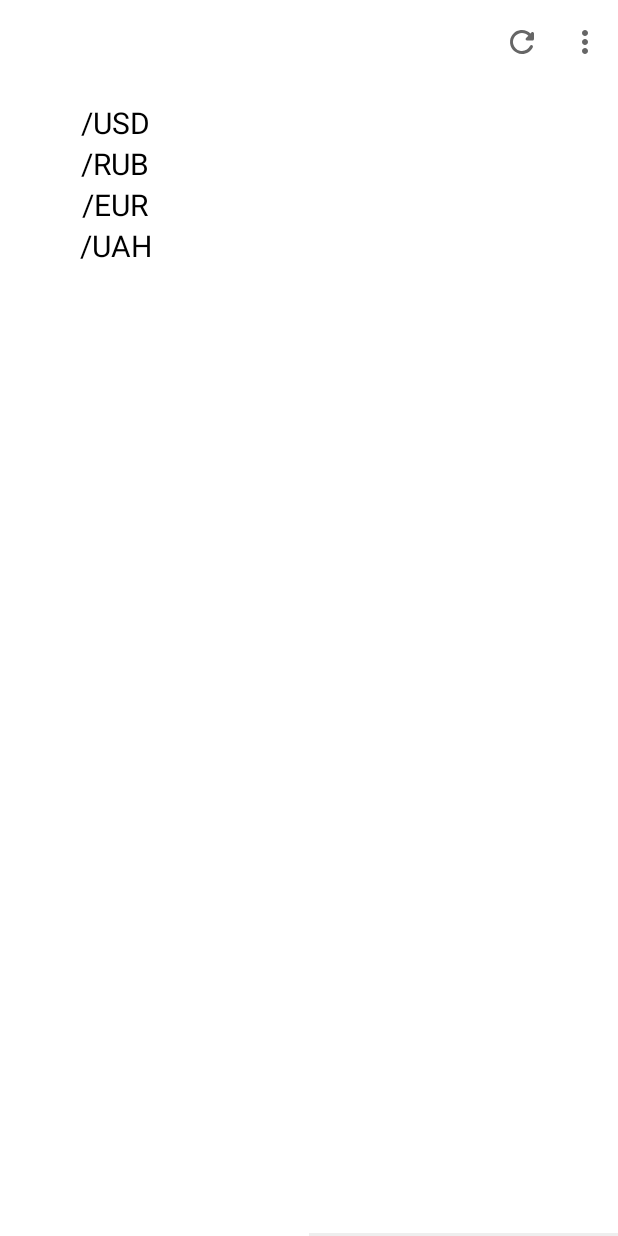
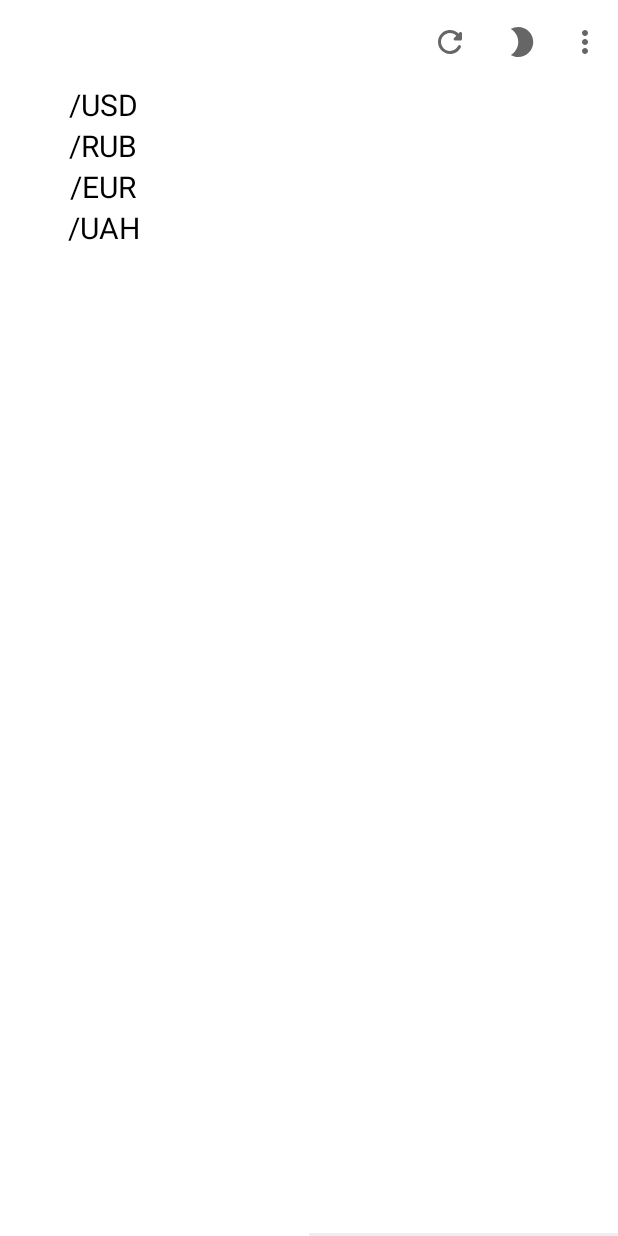
Before and after one commit to cloy123/CryptoState, an Android app: the screen it shows after launch (MainActivity), item 2 of the bottom bar chosen, on a phone screen of 412 x 824 dp. Run offline under Robolectric (Android 15) with nearby library versions, the phone set to English and light mode, and no system bars; 15 statements that could not run were skipped.

Commit message:
добавил кнопку смены темы

```diff
--- a/app/src/main/AndroidManifest.xml
+++ b/app/src/main/AndroidManifest.xml
@@ -5,7 +5,7 @@
     <uses-permission android:name="android.permission.INTERNET"/>
 
     <application
-        android:allowBackup="true"
+        android:name=".App"
         android:icon="@mipmap/ic_launcher"
         android:label="@string/app_name"
         android:roundIcon="@mipmap/ic_launcher_round"
--- /dev/null
+++ b/app/src/main/java/com/monsieur/cloy/cryptostate/App.kt
@@ -0,0 +1,25 @@
+package com.monsieur.cloy.cryptostate
+
+import android.app.Application
+import androidx.appcompat.app.AppCompatDelegate
+
+class App : Application() {
+    override fun onCreate() {
+        super.onCreate()
+        val sharedPreferences = getSharedPreferences("theme", MODE_PRIVATE)
+        if(sharedPreferences.contains("dark")){
+            if(sharedPreferences.getBoolean("dark", false)){
+                AppCompatDelegate.setDefaultNightMode(AppCompatDelegate.MODE_NIGHT_YES)
+            }
+        }
+        else if(sharedPreferences.contains("light")){
+            if (sharedPreferences.getBoolean("light", false)){
+                AppCompatDelegate.setDefaultNightMode(AppCompatDelegate.MODE_NIGHT_NO)
+            }
+        }
+        else{
+            AppCompatDelegate.setDefaultNightMode(AppCompatDelegate.MODE_NIGHT_NO)
+            sharedPreferences.edit().putBoolean("light", true).apply()
+        }
+    }
+}
--- a/app/src/main/java/com/monsieur/cloy/cryptostate/MainActivity.kt
+++ b/app/src/main/java/com/monsieur/cloy/cryptostate/MainActivity.kt
@@ -1,9 +1,11 @@
 package com.monsieur.cloy.cryptostate
 
+import android.annotation.SuppressLint
 import androidx.appcompat.app.AppCompatActivity
 import android.os.Bundle
 import android.view.Menu
 import android.view.MenuItem
+import androidx.appcompat.app.AppCompatDelegate
 import androidx.lifecycle.ViewModelProvider
 import com.monsieur.cloy.cryptostate.databinding.ActivityMainBinding
 import com.monsieur.cloy.cryptostate.ui.assets.AddAsset
@@ -28,18 +30,48 @@ class MainActivity : AppCompatActivity() {
         setSupportActionBar(binding.toolbar)
     }
 
+    @SuppressLint("UseCompatLoadingForDrawables")
     override fun onCreateOptionsMenu(menu: Menu?): Boolean {
         menuInflater.inflate(R.menu.main_fragment_menu, menu)
+        val sharedPreferences = getSharedPreferences("theme", MODE_PRIVATE)
         if (menu != null) {
+            if(sharedPreferences.getBoolean("dark", false)){
+                val item = menu.getItem(1)
+                item.icon = getDrawable(R.drawable.ic_round_light_mode_24)
+            }
             toolbarMenu = menu
         }
         return super.onCreateOptionsMenu(menu)
+    }
+
+    @SuppressLint("UseCompatLoadingForDrawables")
+    private fun changeTheme(){
+        val sharedPreferences = getSharedPreferences("theme", MODE_PRIVATE)
+        if(sharedPreferences.getBoolean("dark", false)){
+            AppCompatDelegate.setDefaultNightMode(AppCompatDelegate.MODE_NIGHT_NO)
+            sharedPreferences.edit().putBoolean("light", true).apply()
+            sharedPreferences.edit().putBoolean("dark", false).apply()
+        }
+        else if(sharedPreferences.getBoolean("light", false)){
+            AppCompatDelegate.setDefaultNightMode(AppCompatDelegate.MODE_NIGHT_YES)
+            sharedPreferences.edit().putBoolean("dark", true).apply()
+            sharedPreferences.edit().putBoolean("light", false).apply()
+        }
+        else{
+            AppCompatDelegate.setDefaultNightMode(AppCompatDelegate.MODE_NIGHT_NO)
+            sharedPreferences.edit().putBoolean("light", true).apply()
+            sharedPreferences.edit().putBoolean("dark", false).apply()
+        }
     }
 
     override fun onOptionsItemSelected(item: MenuItem): Boolean {
         return when (item.itemId) {
             android.R.id.home -> {
                 backButton()
+                true
+            }
+            R.id.action_mode -> {
+                changeTheme()
                 true
             }
             R.id.action_refresh -> {
--- /dev/null
+++ b/app/src/main/res/drawable/ic_baseline_mode_night_24.xml
@@ -0,0 +1,10 @@
+<vector xmlns:android="http://schemas.android.com/apk/res/android"
+    android:width="24dp"
+    android:height="24dp"
+    android:viewportWidth="24"
+    android:viewportHeight="24"
+    android:tint="?attr/colorControlNormal">
+  <path
+      android:fillColor="@android:color/white"
+      android:pathData="M9.5,2c-1.82,0 -3.53,0.5 -5,1.35c2.99,1.73 5,4.95 5,8.65s-2.01,6.92 -5,8.65C5.97,21.5 7.68,22 9.5,22c5.52,0 10,-4.48 10,-10S15.02,2 9.5,2z"/>
+</vector>
--- /dev/null
+++ b/app/src/main/res/drawable/ic_round_light_mode_24.xml
@@ -0,0 +1,5 @@
+<vector android:height="24dp" android:tint="#FFFFFF"
+    android:viewportHeight="24" android:viewportWidth="24"
+    android:width="24dp" xmlns:android="http://schemas.android.com/apk/res/android">
+    <path android:fillColor="@android:color/white" android:pathData="M12,7c-2.76,0 -5,2.24 -5,5s2.24,5 5,5s5,-2.24 5,-5S14.76,7 12,7L12,7zM2,13l2,0c0.55,0 1,-0.45 1,-1s-0.45,-1 -1,-1l-2,0c-0.55,0 -1,0.45 -1,1S1.45,13 2,13zM20,13l2,0c0.55,0 1,-0.45 1,-1s-0.45,-1 -1,-1l-2,0c-0.55,0 -1,0.45 -1,1S19.45,13 20,13zM11,2v2c0,0.55 0.45,1 1,1s1,-0.45 1,-1V2c0,-0.55 -0.45,-1 -1,-1S11,1.45 11,2zM11,20v2c0,0.55 0.45,1 1,1s1,-0.45 1,-1v-2c0,-0.55 -0.45,-1 -1,-1C11.45,19 11,19.45 11,20zM5.99,4.58c-0.39,-0.39 -1.03,-0.39 -1.41,0c-0.39,0.39 -0.39,1.03 0,1.41l1.06,1.06c0.39,0.39 1.03,0.39 1.41,0s0.39,-1.03 0,-1.41L5.99,4.58zM18.36,16.95c-0.39,-0.39 -1.03,-0.39 -1.41,0c-0.39,0.39 -0.39,1.03 0,1.41l1.06,1.06c0.39,0.39 1.03,0.39 1.41,0c0.39,-0.39 0.39,-1.03 0,-1.41L18.36,16.95zM19.42,5.99c0.39,-0.39 0.39,-1.03 0,-1.41c-0.39,-0.39 -1.03,-0.39 -1.41,0l-1.06,1.06c-0.39,0.39 -0.39,1.03 0,1.41s1.03,0.39 1.41,0L19.42,5.99zM7.05,18.36c0.39,-0.39 0.39,-1.03 0,-1.41c-0.39,-0.39 -1.03,-0.39 -1.41,0l-1.06,1.06c-0.39,0.39 -0.39,1.03 0,1.41s1.03,0.39 1.41,0L7.05,18.36z"/>
+</vector>
--- a/app/src/main/res/layout/fragment_assets.xml
+++ b/app/src/main/res/layout/fragment_assets.xml
@@ -9,6 +9,16 @@
     android:isScrollContainer="true"
     android:scrollbars="vertical"
     android:nestedScrollingEnabled="true">
+
+    <androidx.constraintlayout.motion.widget.MotionLayout
+        android:id="@+id/motion_layout"
+        android:layout_width="match_parent"
+        android:layout_height="match_parent"
+        app:layout_constraintEnd_toEndOf="parent"
+        app:layout_constraintStart_toStartOf="parent"
+        app:layout_constraintTop_toTopOf="parent"
+        app:layoutDescription="@xml/fragment_assets_scene"
+        android:fitsSystemWindows="false">
 
 
         <LinearLayout
@@ -155,10 +165,7 @@
 
         </LinearLayout>
 
-
-
         <androidx.recyclerview.widget.RecyclerView
-                android:layout_marginTop="8dp"
             android:id="@+id/recyclerView"
             android:layout_width="match_parent"
             android:layout_height="0dp"
@@ -168,4 +175,5 @@
             app:layout_constraintStart_toStartOf="parent"
             app:layout_constraintTop_toBottomOf="@+id/infoLinear" />
 
+    </androidx.constraintlayout.motion.widget.MotionLayout>
 </androidx.constraintlayout.widget.ConstraintLayout>
--- a/app/src/main/res/menu/main_fragment_menu.xml
+++ b/app/src/main/res/menu/main_fragment_menu.xml
@@ -5,6 +5,10 @@
         android:icon="@drawable/ic_round_refresh_24"
         app:showAsAction="ifRoom"
         android:title="@string/refresh" />
+    <item android:id="@+id/action_mode"
+        android:icon="@drawable/ic_baseline_mode_night_24"
+        app:showAsAction="ifRoom"
+        android:title="@string/mode"/>
     <item android:id="@+id/action_add_price"
         android:title="@string/add_price_title"
         app:showAsAction="never"/>
--- a/app/src/main/res/values/strings.xml
+++ b/app/src/main/res/values/strings.xml
@@ -68,4 +68,5 @@
     <string name="fields_not_filled">Не все поля заполнены</string>
     <string name="error_updating_prices_data">Ошибка при обновлении данных курсов</string>
     <string name="error_updating_assets_data">Ошибка при обновлении данных курсов</string>
+    <string name="mode">Режим</string>
 </resources>
--- /dev/null
+++ b/app/src/main/res/xml/fragment_assets_scene.xml
@@ -0,0 +1,35 @@
+<?xml version="1.0" encoding="utf-8"?>
+<MotionScene xmlns:android="http://schemas.android.com/apk/res/android"
+    xmlns:app="http://schemas.android.com/apk/res-auto">
+
+    <ConstraintSet android:id="@+id/start">
+        <Constraint android:id="@+id/infoLinear"
+            android:layout_width="match_parent"
+            android:layout_height="wrap_content"
+            app:layout_constraintEnd_toEndOf="parent"
+            app:layout_constraintStart_toStartOf="parent"
+            app:layout_constraintTop_toTopOf="parent"
+            android:layout_marginVertical="@dimen/big_vertical_margin"/>
+    </ConstraintSet>
+
+    <ConstraintSet android:id="@+id/end">
+        <Constraint android:id="@id/infoLinear"
+            android:layout_width="match_parent"
+            android:layout_height="wrap_content"
+            android:layout_marginVertical="0dp"
+            app:layout_constraintEnd_toEndOf="parent"
+            app:layout_constraintStart_toStartOf="parent"
+            app:layout_constraintBottom_toTopOf="parent" />
+    </ConstraintSet>
+
+    <Transition
+        app:constraintSetEnd="@id/end"
+        app:constraintSetStart="@+id/start"
+        app:duration="1000"
+        app:motionInterpolator="linear">
+
+        <OnSwipe
+            app:dragDirection="dragUp"
+            app:touchAnchorId="@+id/recyclerView" />
+    </Transition>
+</MotionScene>
```
Lines whose indentation alone changed are shown as unchanged.
